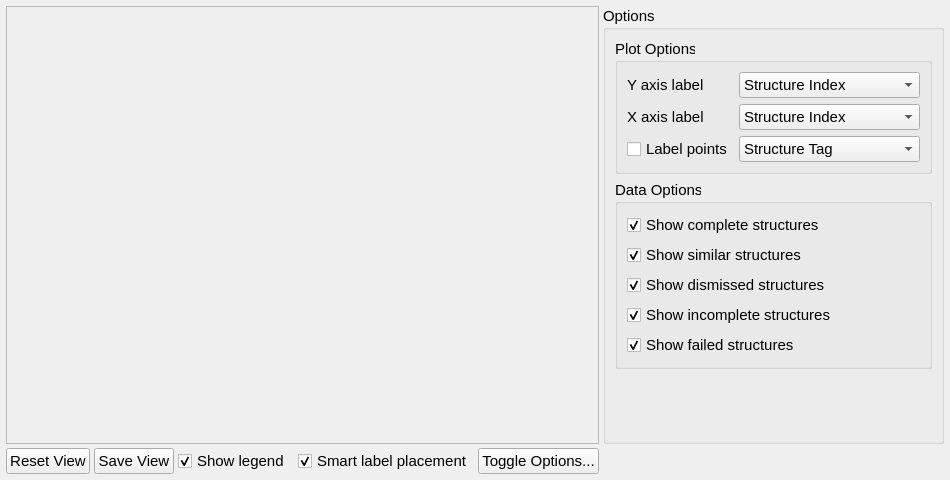
Old version of the form src/xtalopt/gui/tab_plot.ui in the repository xtalopt/XtalOpt.
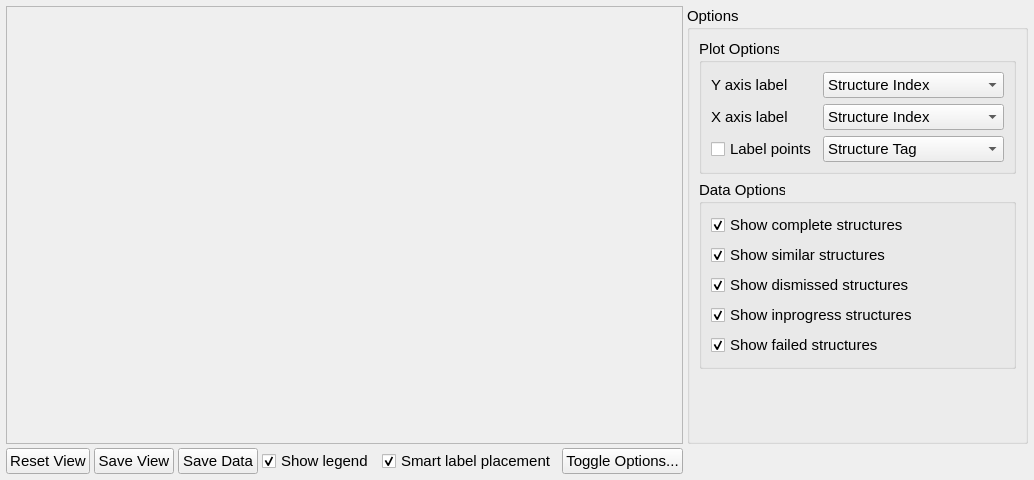
New version of the form. Custom widgets are drawn as their Qt base class.

Patch:
```diff
--- a/src/xtalopt/gui/tab_plot.ui
+++ b/src/xtalopt/gui/tab_plot.ui
@@ -57,6 +57,21 @@
        </property>
       </widget>
      </item>
+    <item>
+     <widget class="QPushButton" name="push_saveData">
+      <property name="font">
+       <font>
+        <pointsize>11</pointsize>
+       </font>
+      </property>
+      <property name="focusPolicy">
+       <enum>Qt::StrongFocus</enum>
+      </property>
+      <property name="text">
+       <string>Save Data</string>
+      </property>
+     </widget>
+    </item>
      <item>
       <spacer name="horizontalSpacer">
        <property name="orientation">
@@ -572,7 +587,7 @@
             <enum>Qt::StrongFocus</enum>
            </property>
            <property name="text">
-            <string>Show incomplete structures</string>
+            <string>Show inprogress structures</string>
            </property>
            <property name="checked">
             <bool>true</bool>
```
Left out of the diff: 5 changed lines with no effect on the pictures. Lines whose indentation alone changed are shown as unchanged.
